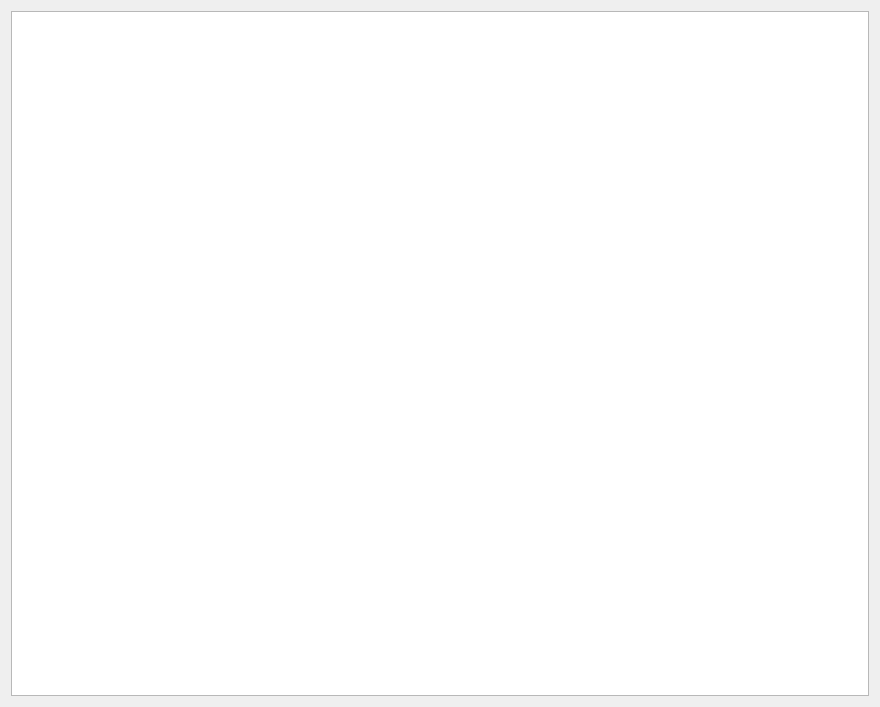
Before: the Qt Designer form designer/screen1.ui in QuanBKIT1/Project1, drawn with Qt 5.
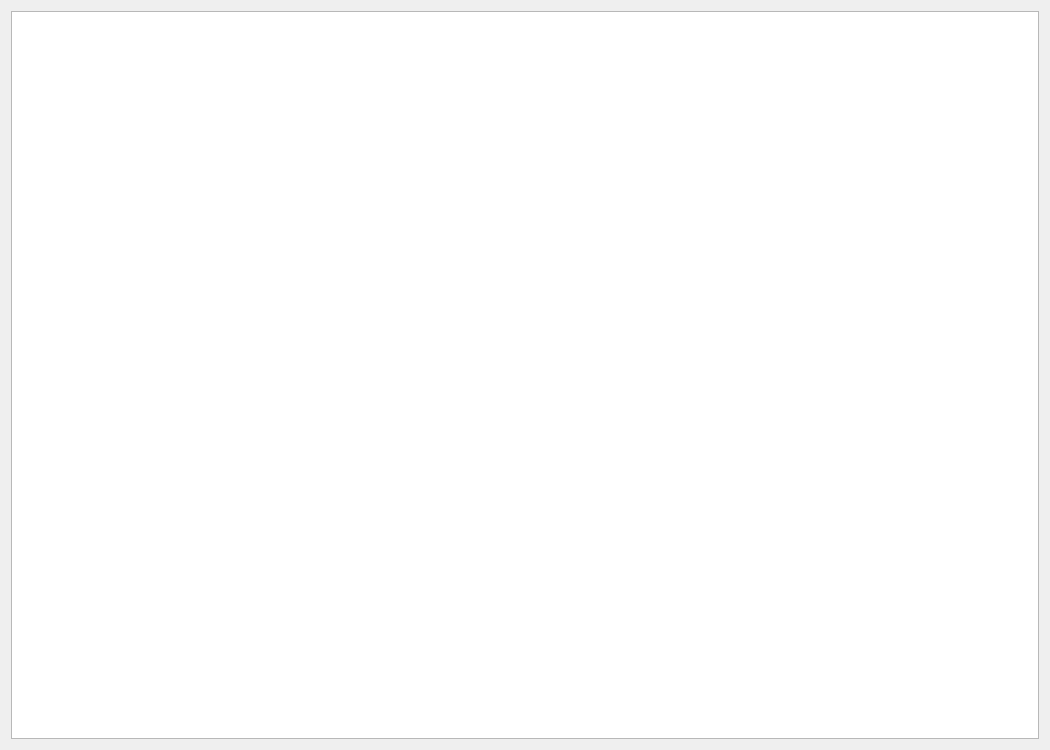
After: the same form once the commit is applied.

Diff of the .ui file:
```diff
--- a/designer/screen1.ui
+++ b/designer/screen1.ui
@@ -6,14 +6,17 @@
    <rect>
     <x>0</x>
     <y>0</y>
-    <width>880</width>
-    <height>707</height>
+    <width>1050</width>
+    <height>750</height>
    </rect>
   </property>
   <property name="windowTitle">
    <string>Form</string>
   </property>
-  <layout class="QGridLayout" name="gridLayout">
+  <layout class="QGridLayout">
+   <property name="sizeConstraint">
+    <enum>QLayout::SetMaximumSize</enum>
+   </property>
    <item row="0" column="0">
     <widget class="QTableWidget" name="table"/>
    </item>
```
